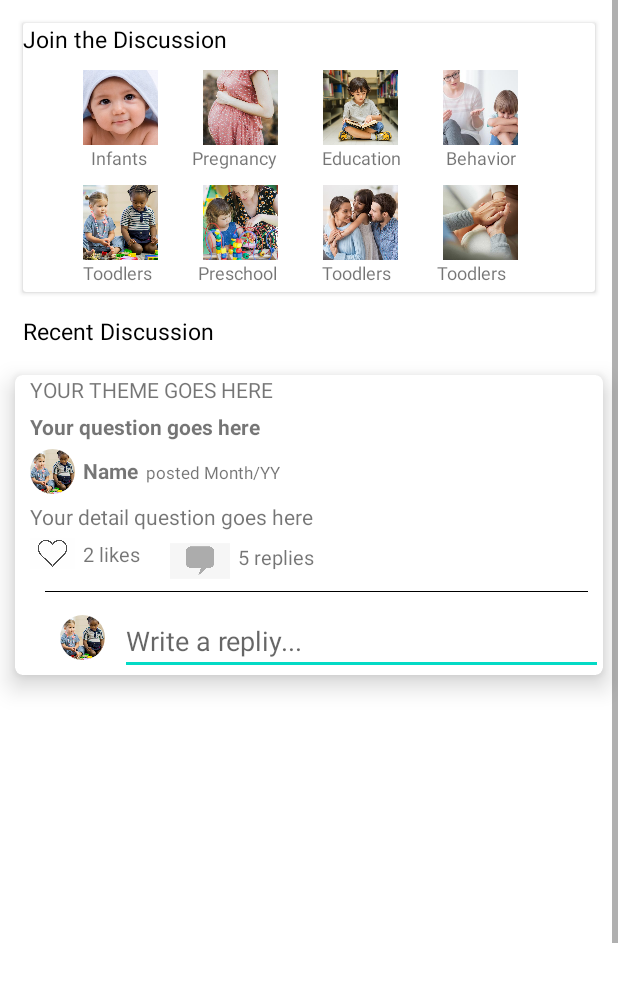
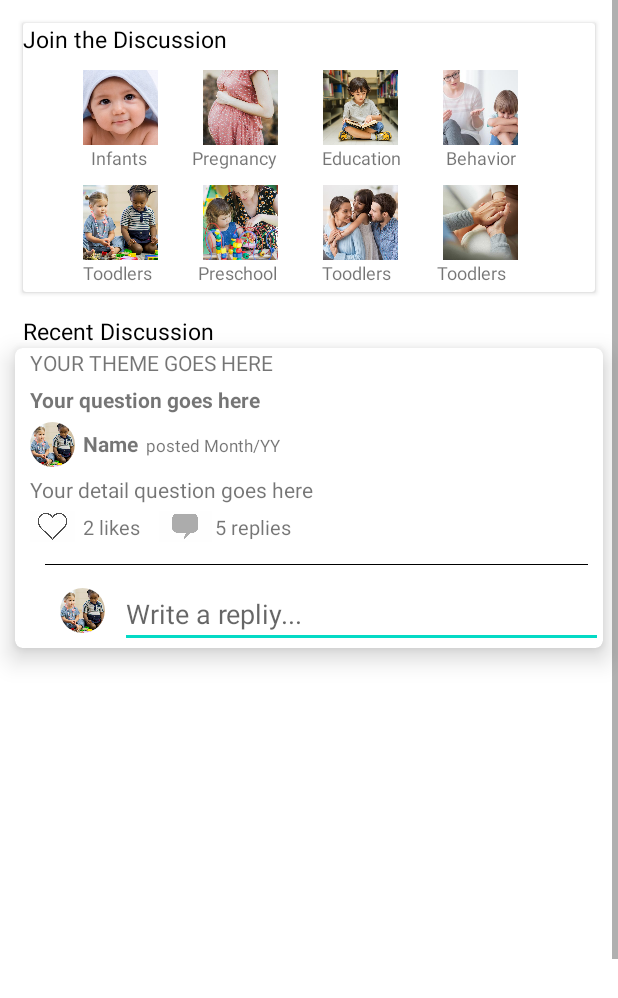
Before and after one commit to himmaq/PKL-kel2, an Android app: the layout discussion.xml on its own in the app's theme, with its tools: preview values and no code run, on a phone screen of 412 x 824 dp. Shown: the top 998 px of the screen. Run offline under Robolectric (Android 15) with nearby library versions, the phone set to English and light mode, and no system bars.

Commit message:
update baru

```diff
--- a/app/src/main/java/com/example/discussion/DiscussionFragment.java
+++ b/app/src/main/java/com/example/discussion/DiscussionFragment.java
@@ -43,6 +43,7 @@ public class DiscussionFragment extends Fragment {
         // Set title bar
         ((HomeActivity) getActivity())
                 .setActionBarTitle("Discussion");
+
     }
 
 }
--- a/app/src/main/res/layout/carddiscussion.xml
+++ b/app/src/main/res/layout/carddiscussion.xml
@@ -102,9 +102,10 @@
             <ImageView
                 android:id="@+id/img_comment"
                 android:layout_width="40dp"
-                android:layout_height="40dp"
+                android:layout_height="35dp"
                 android:layout_below="@id/tv_detailquestion"
-                android:layout_marginLeft="20dp"
+                android:layout_marginLeft="10dp"
+                android:layout_marginTop="-2.5dp"
                 android:layout_toRightOf="@id/tv_like"
                 android:src="@drawable/comment" />
 
@@ -113,8 +114,8 @@
                 android:layout_width="wrap_content"
                 android:layout_height="wrap_content"
                 android:layout_below="@id/tv_detailquestion"
-                android:layout_marginLeft="5dp"
-                android:layout_marginTop="8dp"
+                android:layout_marginLeft="0dp"
+                android:layout_marginTop="6dp"
                 android:layout_toRightOf="@id/img_comment"
                 android:text="5 replies"
                 android:textSize="13dp" />
--- a/app/src/main/res/layout/discussion.xml
+++ b/app/src/main/res/layout/discussion.xml
@@ -211,14 +211,15 @@
         app:layout_constraintHorizontal_bias="0.055"
         app:layout_constraintStart_toStartOf="parent"
         app:layout_constraintTop_toTopOf="@+id/linear1" />
+
     <androidx.recyclerview.widget.RecyclerView
         android:id="@+id/rv_recent"
         android:layout_width="match_parent"
         android:layout_height="wrap_content"
-        android:layout_marginTop="30dp"
+        android:layout_marginTop="12dp"
         app:layout_constraintTop_toTopOf="@+id/tv_recentdiscuss"
-        tools:listitem="@layout/carddiscussion"/>
-
+        tools:layout_editor_absoluteX="-58dp"
+        tools:listitem="@layout/carddiscussion" />
 
 
 </androidx.constraintlayout.widget.ConstraintLayout>
```
Also changed, not shown: app/src/main/res/drawable-v24/comment.png (deleted), app/src/main/res/drawable/comment.png (added).
